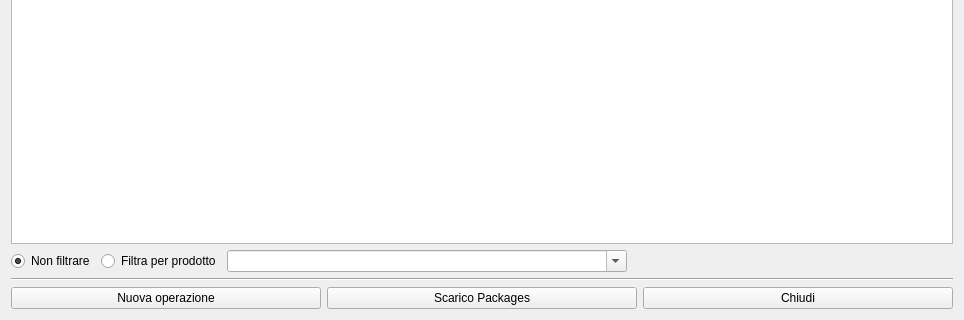
This is hwarehouse.ui in fblabs/hamlet-mod-sancon as Qt 5 draws it before an edit; both pictures show x 0 to 964 and y 421 to 741 of the 964 by 741 pixel window. The edited form follows.
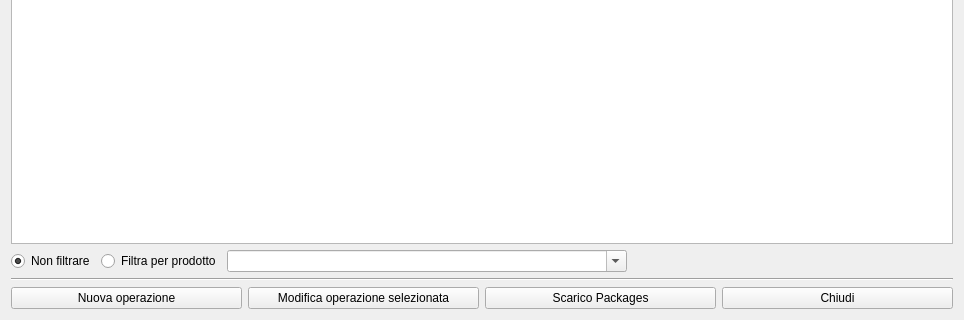
This is the edited form. Icons and pictures are not drawn.

Diff of the .ui file:
```diff
--- a/hwarehouse.ui
+++ b/hwarehouse.ui
@@ -188,6 +188,23 @@
        </property>
       </widget>
      </item>
+     <item>
+      <widget class="QPushButton" name="pbMod">
+       <property name="text">
+        <string>Modifica operazione selezionata</string>
+       </property>
+       <property name="icon">
+        <iconset resource="icons.qrc">
+         <normaloff>:/Resources/Monitoring64.png</normaloff>:/Resources/Monitoring64.png</iconset>
+       </property>
+       <property name="iconSize">
+        <size>
+         <width>32</width>
+         <height>32</height>
+        </size>
+       </property>
+      </widget>
+     </item>
      <item>
       <widget class="QPushButton" name="pushButton_5">
        <property name="text">
```
